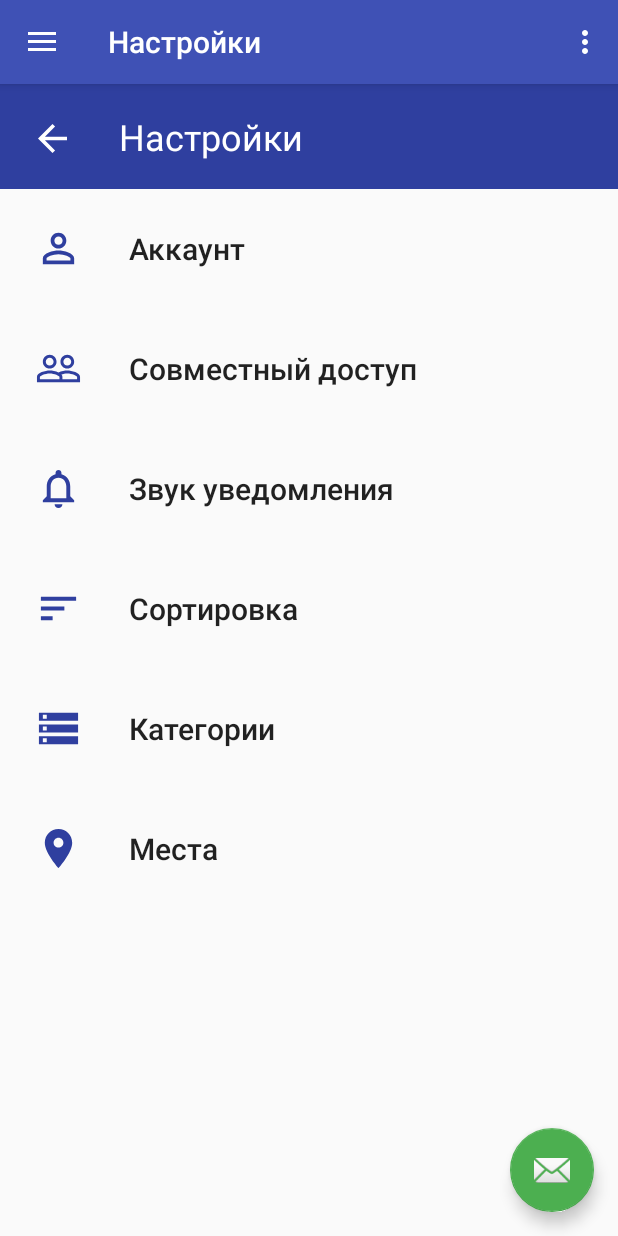
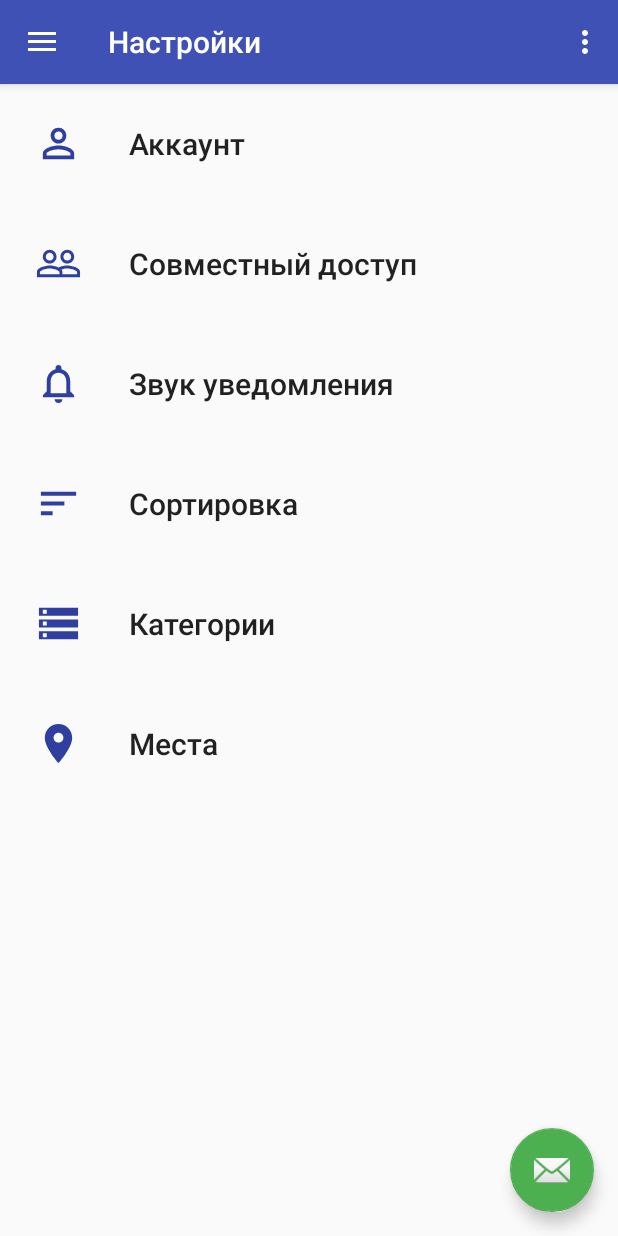
Before and after one commit to OliviaDilan/mobileAppManager, an Android app: the screen it shows after launch (MainActivity), in the side drawer, after a tap on "Настройки", on a phone screen of 412 x 824 dp. Run offline under Robolectric (Android 15) with nearby library versions, the phone set to English and light mode, and no system bars; our stand-ins replace navigation-ui; libraries missing offline, so code that uses them is left out: com.shrikanthravi.collapsiblecalendarview; 2 statements that could not run were skipped.

Commit message:
Основные настройки

```diff
--- a/app/src/main/java/ru/rache/mobileappmanager/ui/tools/ToolsFragment.kt
+++ b/app/src/main/java/ru/rache/mobileappmanager/ui/tools/ToolsFragment.kt
@@ -24,15 +24,7 @@ class ToolsFragment : Fragment() {
         toolsViewModel =
             ViewModelProviders.of(this).get(ToolsViewModel::class.java)
         val root = inflater.inflate(R.layout.fragment_tools, container, false)
-        val textView: TextView = root.findViewById(R.id.text_tools)
-        toolsViewModel.text.observe(this, Observer {
-            textView.text = it
-        })
+
         return root
     }
-
-    private fun abc(){
-            categorie.hasOnClickListeners()
-    }
-
 }
--- a/app/src/main/res/layout/fragment_tools.xml
+++ b/app/src/main/res/layout/fragment_tools.xml
@@ -6,30 +6,6 @@
     android:layout_width="match_parent"
     android:layout_height="match_parent">
 
-    <TextView
-        android:id="@+id/tools_text"
-        android:layout_width="match_parent"
-        android:layout_height="70dp"
-        android:background="#2F3F9F"
-        android:gravity="center"
-        android:paddingEnd="130dp"
-        android:text="@string/tools_text"
-        android:textColor="#FFFFFF"
-        android:textSize="24sp"
-        app:layout_constraintStart_toStartOf="parent"
-        app:layout_constraintTop_toTopOf="parent"
-        tools:ignore="RtlSymmetry" />
-
-    <ImageButton
-        android:id="@+id/tools_back_button"
-        android:layout_width="50dp"
-        android:layout_height="50dp"
-        android:layout_marginStart="10dp"
-        android:layout_marginTop="11dp"
-        android:background="@drawable/ic_tools_back"
-        app:layout_constraintStart_toStartOf="@id/tools_text"
-        app:layout_constraintTop_toTopOf="@id/tools_text"
-        android:contentDescription="@string/menu_home" />
 
     <Button
         android:id="@+id/tools_acc"
@@ -42,9 +18,8 @@
         android:textAlignment="textStart"
         android:textAllCaps="false"
         android:textSize="20sp"
-        app:layout_constraintEnd_toEndOf="parent"
         app:layout_constraintStart_toStartOf="parent"
-        app:layout_constraintTop_toBottomOf="@id/tools_text" />
+        app:layout_constraintTop_toTopOf="parent" />
 
     <Button
         android:id="@+id/tools_access"
```
